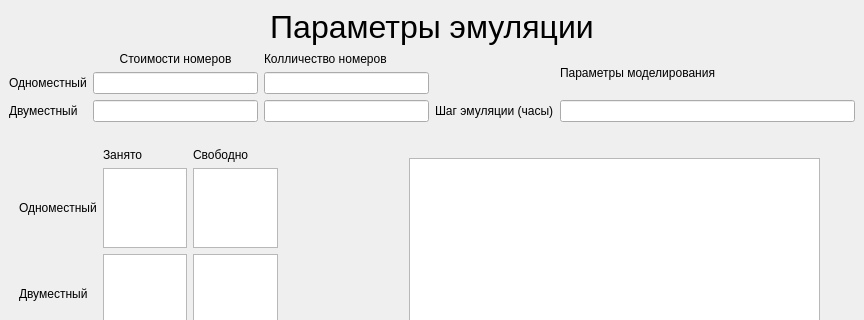
sereja589/booking_system, file start_window.ui: the form before one commit; both pictures show x 0 to 864 and y 0 to 320 of the 864 by 584 pixel window.
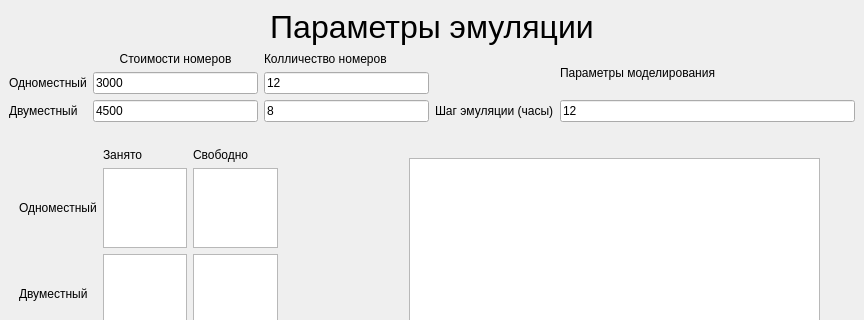
The form after the commit.

```diff
--- a/start_window.ui
+++ b/start_window.ui
@@ -36,16 +36,32 @@
       <item>
        <layout class="QGridLayout" name="gridLayout">
         <item row="2" column="1">
-         <widget class="QLineEdit" name="SingleRoomCost"/>
+         <widget class="QLineEdit" name="SingleRoomCost">
+          <property name="text">
+           <string>3000</string>
+          </property>
+         </widget>
         </item>
         <item row="4" column="2">
-         <widget class="QLineEdit" name="lineEdit_2"/>
+         <widget class="QLineEdit" name="DoubleRoomCount">
+          <property name="text">
+           <string>8</string>
+          </property>
+         </widget>
         </item>
         <item row="4" column="1">
-         <widget class="QLineEdit" name="DoubleRoomCost"/>
+         <widget class="QLineEdit" name="DoubleRoomCost">
+          <property name="text">
+           <string>4500</string>
+          </property>
+         </widget>
         </item>
         <item row="2" column="2">
-         <widget class="QLineEdit" name="lineEdit"/>
+         <widget class="QLineEdit" name="SingleRoomCount">
+          <property name="text">
+           <string>12</string>
+          </property>
+         </widget>
         </item>
         <item row="2" column="0">
          <widget class="QLabel" name="label_3">
@@ -90,7 +106,11 @@
          </widget>
         </item>
         <item row="1" column="1">
-         <widget class="QLineEdit" name="EmulationStep"/>
+         <widget class="QLineEdit" name="EmulationStep">
+          <property name="text">
+           <string>12</string>
+          </property>
+         </widget>
         </item>
         <item row="1" column="0">
          <widget class="QLabel" name="label_7">
```
